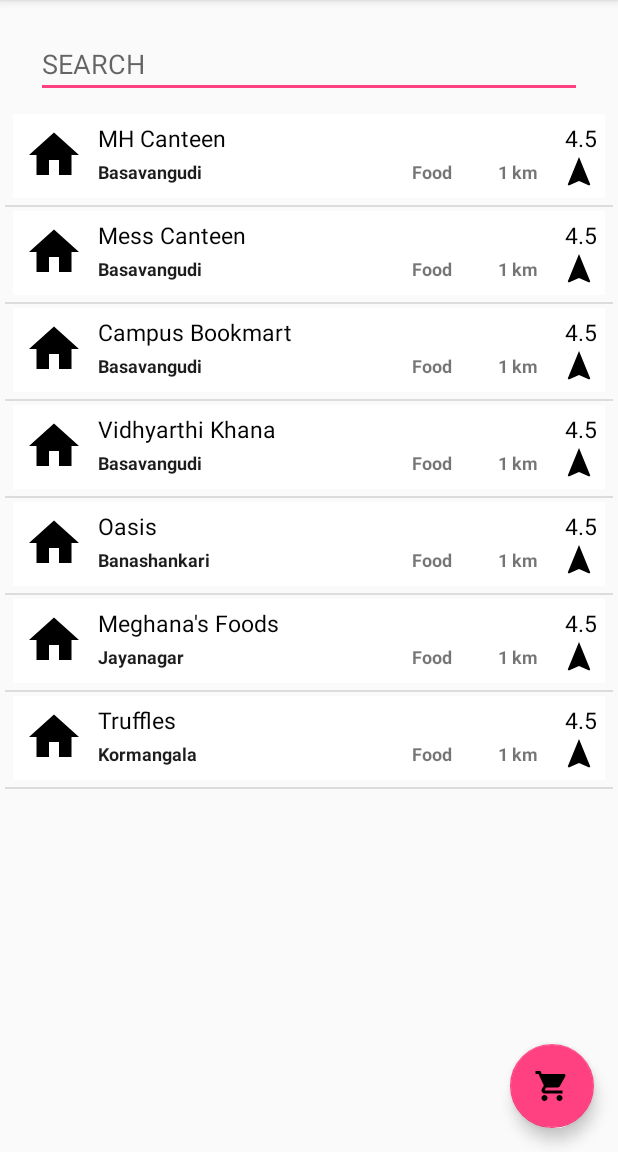
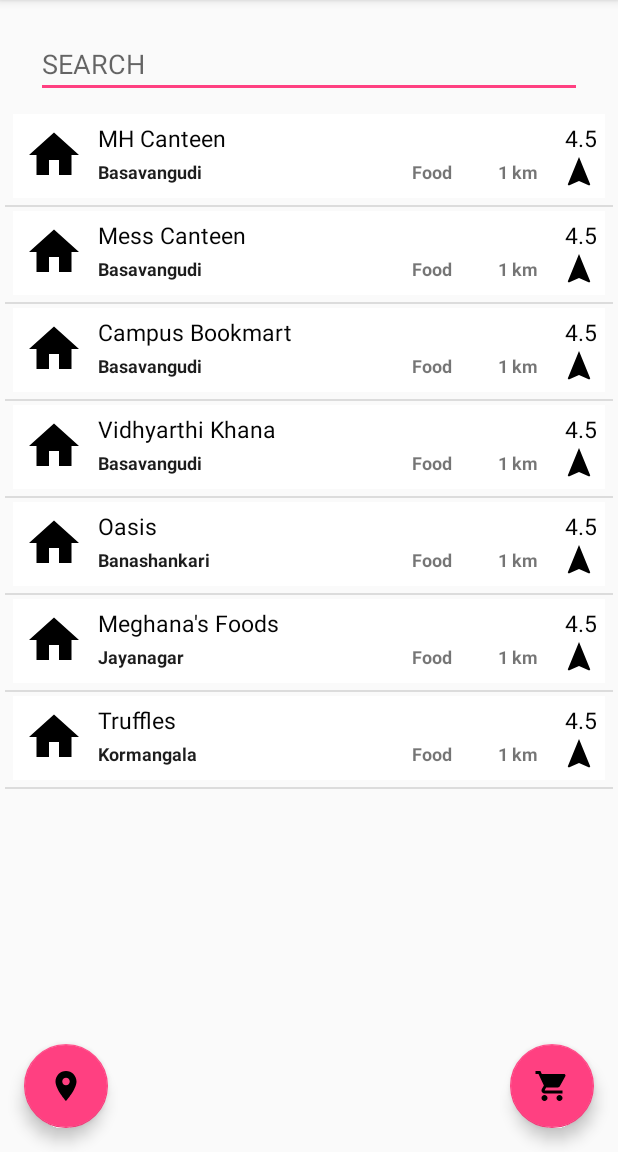
Before and after one commit to abhilashkulkarni340/LocatorProject, an Android app: the Dashboard2Activity screen opened directly, with no data from a screen before it, on a phone screen of 412 x 824 dp, the part 84-1236 px from its top. Run offline under Robolectric (Android 15) with nearby library versions, the phone set to English and light mode, and no system bars.

Commit message:
marker activity added

```diff
--- a/app/build.gradle
+++ b/app/build.gradle
@@ -23,6 +23,7 @@ dependencies {
     implementation 'com.android.support:appcompat-v7:26.1.0'
     implementation 'com.android.support.constraint:constraint-layout:1.0.2'
     implementation 'com.android.support:design:26.1.0'
+    implementation 'com.google.android.gms:play-services-maps:11.0.4'
     testImplementation 'junit:junit:4.12'
     androidTestImplementation 'com.android.support.test:runner:1.0.1'
     androidTestImplementation 'com.android.support.test.espresso:espresso-core:3.0.1'
--- a/app/src/main/java/com/example/abhilashsk/storelocator/CustomListShopProducts.java
+++ b/app/src/main/java/com/example/abhilashsk/storelocator/CustomListShopProducts.java
@@ -49,6 +49,7 @@ public class CustomListShopProducts extends ArrayAdapter<String>{
             @Override
             public void onClick(View view) {
                 Toast.makeText(view.getContext(),items.get(pos)+" has been added to your cart!" , Toast.LENGTH_SHORT).show();
+
             }
         });
         ImageView minus = (ImageView) rowView.findViewById(R.id.cart_minus_img);
--- a/app/src/main/java/com/example/abhilashsk/storelocator/Dashboard2Activity.java
+++ b/app/src/main/java/com/example/abhilashsk/storelocator/Dashboard2Activity.java
@@ -58,6 +58,17 @@ public class Dashboard2Activity extends AppCompatActivity
                         .setAction("Action", null).show();
             }
         });
+
+        FloatingActionButton fab2 = (FloatingActionButton) findViewById(R.id.fab2);
+        fab2.setImageResource(R.drawable.ic_room_black_24dp);
+        fab2.setOnClickListener(new View.OnClickListener() {
+            @Override
+            public void onClick(View view) {
+                Intent intent = new Intent(Dashboard2Activity.this,MarkersMapActivity.class);
+                startActivity(intent);
+            }
+        });
+
 
         DrawerLayout drawer = (DrawerLayout) findViewById(R.id.drawer_layout);
         ActionBarDrawerToggle toggle = new ActionBarDrawerToggle(
--- /dev/null
+++ b/app/src/main/res/drawable-v21/ic_room_black_24dp.xml
@@ -0,0 +1,9 @@
+<vector xmlns:android="http://schemas.android.com/apk/res/android"
+        android:width="24dp"
+        android:height="24dp"
+        android:viewportWidth="24.0"
+        android:viewportHeight="24.0">
+    <path
+        android:fillColor="#FF000000"
+        android:pathData="M12,2C8.13,2 5,5.13 5,9c0,5.25 7,13 7,13s7,-7.75 7,-13c0,-3.87 -3.13,-7 -7,-7zM12,11.5c-1.38,0 -2.5,-1.12 -2.5,-2.5s1.12,-2.5 2.5,-2.5 2.5,1.12 2.5,2.5 -1.12,2.5 -2.5,2.5z"/>
+</vector>
--- a/app/src/main/res/layout/app_bar_dashboard2.xml
+++ b/app/src/main/res/layout/app_bar_dashboard2.xml
@@ -30,4 +30,12 @@
         android:layout_margin="@dimen/fab_margin"
         app:srcCompat="@android:drawable/ic_dialog_email" />
 
+    <android.support.design.widget.FloatingActionButton
+        android:id="@+id/fab2"
+        android:layout_width="wrap_content"
+        android:layout_height="wrap_content"
+        android:layout_gravity="bottom|start"
+        android:layout_margin="@dimen/fab_margin"
+        app:srcCompat="@android:drawable/ic_menu_zoom" />
+
 </android.support.design.widget.CoordinatorLayout>
--- a/app/src/main/res/values/strings.xml
+++ b/app/src/main/res/values/strings.xml
@@ -16,4 +16,5 @@
     <string name="phone_num_rgstr">Phone Number..</string>
     <string name="username_rgstr">Username..</string>
     <string name="password_rgstr">Password..</string>
+    <string name="title_activity_markers_map">Map</string>
 </resources>
```
Also changed, not shown: app/src/debug/res/values/google_maps_api.xml (added, +24 -0 lines), app/src/main/AndroidManifest.xml (+20 -3 lines), app/src/main/java/com/example/abhilashsk/storelocator/MarkersMapActivity.java (added, +50 -0 lines), app/src/main/res/layout/activity_markers_map.xml (added, +8 -0 lines), 1 other file.
